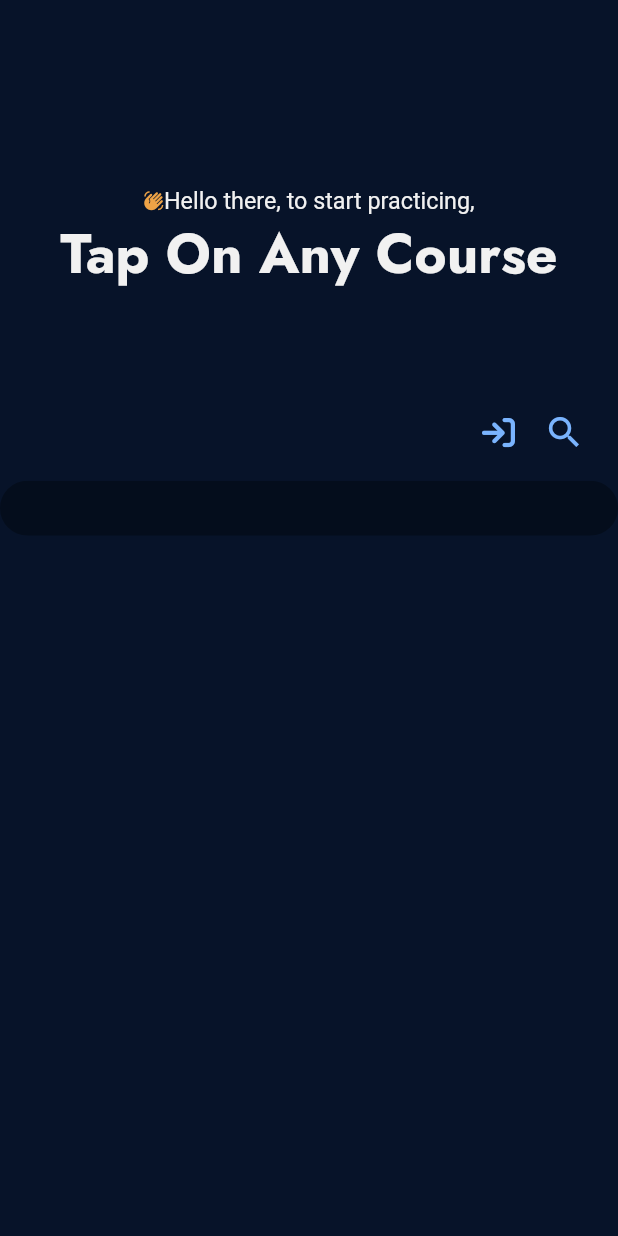
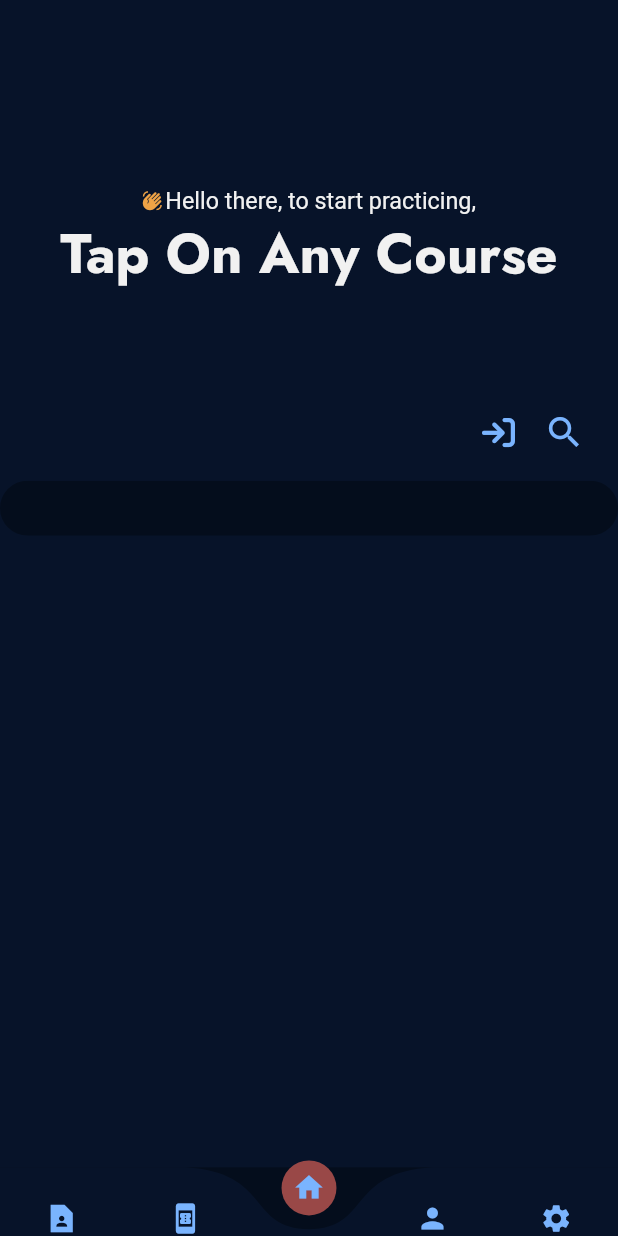
Before and after one commit to Simileholluwa/flutter_apps_development, a Flutter app: the screen it shows after launch, on a phone screen of 412 x 824 dp. Run offline on Flutter 3.47's test engine with Material 2 defaults, Android fonts, the phone set to English and light mode, and no system bars; drawn by our look-alikes of curved_navigation_bar; our stand-ins replace cloud_firestore, file_picker, firebase_auth, firebase_core, firebase_storage, flutter_zoom_drawer and 8 more; accounts and stored records are empty; project files that could hold a hidden picture were left out.

Commit message:
implement screens controller

```diff
--- a/mx_companion_v2/lib/config/themes/app_dark_theme.dart
+++ b/mx_companion_v2/lib/config/themes/app_dark_theme.dart
@@ -19,7 +19,7 @@ class DarkTheme with SubThemeData{
   ThemeData buildDarkTheme(){
     final ThemeData systemDarkTheme = ThemeData.dark();
     return systemDarkTheme.copyWith(
-      scaffoldBackgroundColor: transparentColor,
+      scaffoldBackgroundColor: primaryDarkColor1,
       iconTheme: getIconTheme(),
     );
   }
--- a/mx_companion_v2/lib/controllers/auth_controller.dart
+++ b/mx_companion_v2/lib/controllers/auth_controller.dart
@@ -8,6 +8,7 @@ import '../firebase_ref/loading_status.dart';
 import '../screens/home/menu_screen.dart';
 import '../screens/reset_password/reset_password.dart';
 import '../screens/signup/signup_screen.dart';
+import '../screens_controller/screens_controller.dart';
 import '../services/Authentication/auth_service.dart';
 import '../widgets/alert_user.dart';
 
@@ -166,7 +167,7 @@ class AuthController extends GetxController {
   }
 
   void navigateToHome() {
-    Get.offAllNamed("/homepage");
+    Get.offAllNamed(ScreensController.routeName);
   }
 
   void navigateToMenu() {
--- a/mx_companion_v2/lib/routes/routes.dart
+++ b/mx_companion_v2/lib/routes/routes.dart
@@ -5,7 +5,7 @@ import 'package:mx_companion_v2/screens/data_uploader_screen.dart';
 import 'package:mx_companion_v2/screens/home/menu_screen.dart';
 import 'package:mx_companion_v2/screens/introduction/introduction.dart';
 import 'package:mx_companion_v2/screens/login/login.dart';
-import '../screens/home/home_screen.dart';
+import 'package:mx_companion_v2/screens_controller/screens_controller.dart';
 import '../screens/reset_password/reset_password.dart';
 import '../screens/signup/signup_screen.dart';
 import '../screens/splash_screen/splash_screen.dart';
@@ -21,8 +21,8 @@ class AppRoutes {
           page: () => const IntroductionScreen(),
         ),
         GetPage(
-          name: "/homepage",
-          page: () => const HomeScreen(),
+          name: ScreensController.routeName,
+          page: () => const ScreensController(),
           transition: Transition.fadeIn,
           transitionDuration: const Duration(milliseconds: 700,),
           binding: BindingsBuilder(() {
--- a/mx_companion_v2/lib/screens/home/home_screen.dart
+++ /dev/null
@@ -1,43 +0,0 @@
-import 'package:flutter/material.dart';
-import 'package:flutter/services.dart';
-import 'package:flutter_zoom_drawer/config.dart';
-import 'package:flutter_zoom_drawer/flutter_zoom_drawer.dart';
-import 'package:get/get.dart';
-import 'package:mx_companion_v2/controllers/auth_controller.dart';
-import 'package:mx_companion_v2/controllers/zoom_drawer.dart';
-import '../../config/themes/app_dark_theme.dart';
-import '../../config/themes/app_light_theme.dart';
-import '../../config/themes/ui_parameters.dart';
-import 'main_screen.dart';
-import 'menu_screen.dart';
-
-class HomeScreen extends GetView<MyZoomDrawerController> {
-  const HomeScreen({Key? key}) : super(key: key);
-
-  @override
-  Widget build(BuildContext context) {
-
-    SystemChrome.setSystemUIOverlayStyle(
-      SystemUiOverlayStyle(
-        systemNavigationBarColor: UIParameters.isDarkMode()
-            ? primaryDarkColor1
-            : primaryLightColor1,
-        systemNavigationBarIconBrightness: UIParameters.isDarkMode()
-            ? Brightness.light
-            : Brightness.dark,
-        statusBarIconBrightness: UIParameters.isDarkMode()
-            ? Brightness.light
-            : Brightness.dark,
-        statusBarColor: UIParameters.isDarkMode()
-            ? primaryDarkColor1
-            : primaryLightColor1,
-      ),
-    );
-
-    return Scaffold(
-      body: GetBuilder<MyZoomDrawerController>(builder: (_){
-        return const MainScreen();
-      }),
-    );
-  }
-}
--- a/mx_companion_v2/lib/screens/home/main_screen.dart
+++ b/mx_companion_v2/lib/screens/home/main_screen.dart
@@ -36,10 +36,11 @@ class MainScreen extends StatelessWidget {
                       size: 15,
                       color: orangeColor,
                     ),
+                    const SizedBox(width: 2,),
                     Text(
                       controller.user.value == null
                           ? 'Hello there, to start practicing,'
-                          : 'Hello, ${controller.user.value!.displayName}, to start practicing,',
+                          : 'Hello ${controller.user.value!.displayName}, to start practicing,',
                       style: GoogleFonts.lobsterTwo(
                         fontSize: 17,
                         color: altTextColor,
--- /dev/null
+++ b/mx_companion_v2/lib/screens_controller/screens_controller.dart
@@ -0,0 +1,85 @@
+import 'package:curved_navigation_bar/curved_navigation_bar.dart';
+import 'package:flutter/material.dart';
+import 'package:flutter/services.dart';
+import 'package:mx_companion_v2/screens/courses/course_info.dart';
+import 'package:mx_companion_v2/screens/home/main_screen.dart';
+import 'package:mx_companion_v2/screens/profile/profile_screen.dart';
+
+import '../config/themes/app_dark_theme.dart';
+import '../config/themes/app_light_theme.dart';
+import '../config/themes/ui_parameters.dart';
+import '../screens/contact/contact_screen.dart';
+import '../screens/settings/settings_screen.dart';
+
+class ScreensController extends StatefulWidget {
+  const ScreensController({Key? key}) : super(key: key);
+
+  static const String routeName = "/screensController";
+
+  @override
+  State<ScreensController> createState() => _ScreensControllerState();
+}
+
+class _ScreensControllerState extends State<ScreensController> {
+
+  List screens = [
+    const ContactScreen(),
+    const CourseInfoScreen(),
+    const MainScreen(),
+    const ProfileScreen(),
+    const SettingsScreen(),
+  ];
+
+  int index = 2;
+
+  @override
+  Widget build(BuildContext context) {
+
+    SystemChrome.setSystemUIOverlayStyle(
+      SystemUiOverlayStyle(
+        systemNavigationBarColor:
+        UIParameters.isDarkMode() ? primaryDarkColor1 : primaryLightColor1,
+        systemNavigationBarIconBrightness:
+        UIParameters.isDarkMode() ? Brightness.light : Brightness.dark,
+        statusBarIconBrightness:
+        UIParameters.isDarkMode() ? Brightness.light : Brightness.dark,
+        statusBarColor:
+        UIParameters.isDarkMode() ? primaryDarkColor1 : primaryLightColor1,
+      ),
+    );
+
+    return Container(
+      color: primaryDarkColor1,
+      child: SafeArea(
+        top: false,
+        child: Scaffold(
+          body: screens[index],
+          bottomNavigationBar: Theme(
+            data: Theme.of(context).copyWith(
+              iconTheme: const IconThemeData(
+                color: textColor,
+              ),
+            ),
+            child: CurvedNavigationBar(
+              buttonBackgroundColor: maroonColor,
+              backgroundColor: primaryDark,
+              color: primaryDarkColor1,
+              items: const [
+                Icon(Icons.contact_page_sharp, size: 24,),
+                Icon(Icons.book_online, size: 24,),
+                Icon(Icons.home, size: 24,),
+                Icon(Icons.person, size: 24,),
+                Icon(Icons.settings, size: 24,),
+              ],
+              height: 50,
+              index: index,
+              onTap: (index) => setState(() {
+                this.index = index;
+              }),
+            ),
+          ),
+        ),
+      ),
+    );
+  }
+}
--- a/mx_companion_v2/lib/widgets/custom_icon_button.dart
+++ b/mx_companion_v2/lib/widgets/custom_icon_button.dart
@@ -13,9 +13,9 @@ class CustomIconButton extends StatelessWidget {
     return IconButton(
       onPressed: onPressed,
       splashRadius: 25,
-      splashColor: altBackgroundColor,
-      highlightColor: altBackgroundColor,
-      hoverColor: altBackgroundColor,
+      splashColor: maroonColor,
+      highlightColor: maroonColor,
+      hoverColor: maroonColor,
       icon: Icon(
         icon,
         size: size,
--- a/mx_companion_v2/pubspec.yaml
+++ b/mx_companion_v2/pubspec.yaml
@@ -49,6 +49,7 @@ dependencies:
   font_awesome_flutter: ^10.1.0
   cached_network_image: ^3.2.1
   samsung_ui_scroll_effect: ^0.0.2
+  curved_navigation_bar: ^1.0.3
 
 dev_dependencies:
   flutter_test:
```
Also changed, not shown: mx_companion_v2/lib/screens/contact/contact_screen.dart (added, +24 -0 lines), mx_companion_v2/lib/screens/courses/course_info.dart (added, +23 -0 lines), mx_companion_v2/lib/screens/home/question_card.dart (+3 -7 lines), mx_companion_v2/lib/screens/profile/profile_screen.dart (added, +23 -0 lines), mx_companion_v2/lib/screens/settings/settings_screen.dart (added, +23 -0 lines), mx_companion/pubspec.lock, mx_companion_v2/pubspec.lock.
